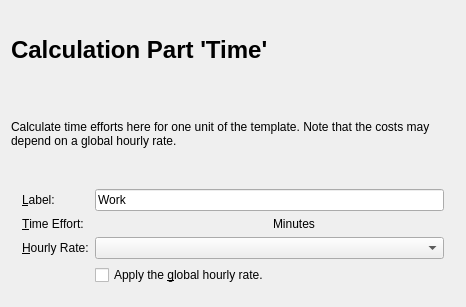
The window that src/zeitpartui.ui (dragotin/kraft) describes before a commit, drawn with Qt 5.
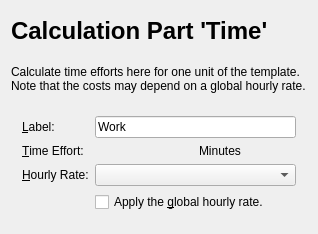
The same window after the commit. Custom widgets are drawn as their Qt base class.

```diff
--- a/src/zeitpartui.ui
+++ b/src/zeitpartui.ui
@@ -6,30 +6,14 @@
    <rect>
     <x>0</x>
     <y>0</y>
-    <width>466</width>
-    <height>307</height>
+    <width>318</width>
+    <height>234</height>
    </rect>
   </property>
   <property name="windowTitle">
    <string>Kalkulationsanteil Zeit</string>
   </property>
-  <layout class="QGridLayout">
-   <item row="0" column="0">
-    <spacer name="spacer3">
-     <property name="orientation">
-      <enum>Qt::Vertical</enum>
-     </property>
-     <property name="sizeType">
-      <enum>QSizePolicy::Expanding</enum>
-     </property>
-     <property name="sizeHint" stdset="0">
-      <size>
-       <width>20</width>
-       <height>20</height>
-      </size>
-     </property>
-    </spacer>
-   </item>
+  <layout class="QGridLayout" name="gridLayout">
    <item row="0" column="0">
     <layout class="QVBoxLayout">
      <item>
```
